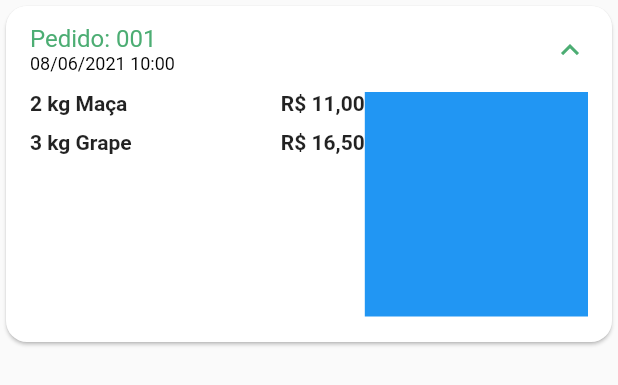
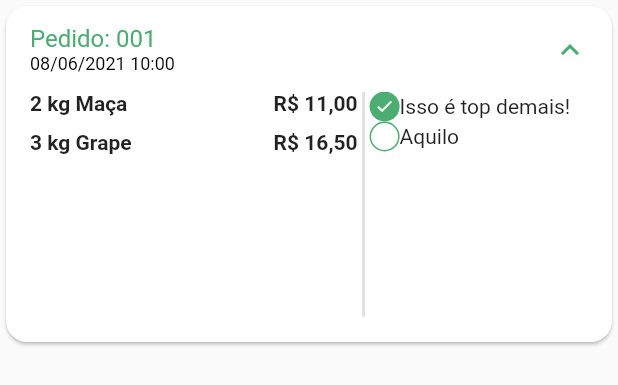
Before and after one commit to mucasantos/quitanda-flutter, a Flutter app: the OrderTile widget shown alone on an empty page, opened directly with sample values from the repository, after a tap on an icon or button, on a phone screen of 412 x 824 dp. Shown: the top 385 px of the screen. Run offline on Flutter 3.47's test engine with Material 2 defaults, Android fonts, the phone set to English and light mode, and no system bars; our stand-ins replace animated_text_kit, badges, mask_text_input_formatter.

Commit message:
Screen Pedidos - Componente DOT

```diff
--- a/lib/config/custom_color.dart
+++ b/lib/config/custom_color.dart
@@ -14,9 +14,9 @@ Map<int, Color> _swatchOpacity = {
 };
 
 abstract class CustomColors {
-  static Color customContrasColor = Color(0xff907071);
-  static Color customAnimatedTextColor = Color(0xfffbdcb0);
-  static Color customCardGreenColor = Color(0xfff60DEB1);
+  static Color customContrasColor = const Color(0xff907071);
+  static Color customAnimatedTextColor = const Color(0xfffbdcb0);
+  static Color customCardGreenColor = const Color(0xff60DEB1);
 
   static MaterialColor customSwatchColor =
       MaterialColor(0xff4CAD73, _swatchOpacity);
--- a/lib/src/models/order_model.dart
+++ b/lib/src/models/order_model.dart
@@ -1,5 +1,4 @@
 import 'package:quitanda/src/models/cart_item_model.dart';
-import 'package:quitanda/src/models/item_model.dart';
 
 class OrderModel {
   String orderId;
--- a/lib/src/pages/auth/sign_in_screen.dart
+++ b/lib/src/pages/auth/sign_in_screen.dart
@@ -1,4 +1,3 @@
-import 'package:animated_text_kit/animated_text_kit.dart';
 import 'package:flutter/material.dart';
 import 'package:quitanda/config/custom_color.dart';
 import 'package:quitanda/src/pages/common_widgets/custom_textfield.dart';
@@ -20,7 +19,7 @@ class SignInScreen extends StatelessWidget {
           width: size.width,
           child: Column(
             children: [
-              HeaderApp(
+              const HeaderApp(
                 imagePath: 'assets/images/login.png',
               ),
               Container(
@@ -49,7 +48,7 @@ class SignInScreen extends StatelessWidget {
                         onPressed: () {
                           Navigator.of(context).pushReplacement(
                               MaterialPageRoute(builder: (ctx) {
-                            return BaseScreen();
+                            return const BaseScreen();
                           }));
                         },
                         child: const Text(
--- a/lib/src/pages/auth/sign_up_Screen.dart
+++ b/lib/src/pages/auth/sign_up_Screen.dart
@@ -1,3 +1,5 @@
+// ignore_for_file: file_names
+
 import 'package:flutter/material.dart';
 
 import 'package:mask_text_input_formatter/mask_text_input_formatter.dart';
--- a/lib/src/pages/base/base_screen.dart
+++ b/lib/src/pages/base/base_screen.dart
@@ -7,7 +7,7 @@ import 'package:quitanda/src/pages/orders/orders_tab.dart';
 import 'package:quitanda/src/pages/profile/profile_tab.dart';
 
 class BaseScreen extends StatefulWidget {
-  BaseScreen({Key? key}) : super(key: key);
+  const BaseScreen({Key? key}) : super(key: key);
 
   @override
   State<BaseScreen> createState() => _BaseScreenState();
--- a/lib/src/pages/cart/cart_tab.dart
+++ b/lib/src/pages/cart/cart_tab.dart
@@ -1,3 +1,5 @@
+// ignore_for_file: library_prefixes
+
 import 'dart:developer';
 
 import 'package:flutter/material.dart';
--- a/lib/src/pages/favorites/favorites_tab.dart
+++ b/lib/src/pages/favorites/favorites_tab.dart
@@ -1,3 +1,5 @@
+// ignore_for_file: library_prefixes
+
 import 'package:flutter/material.dart';
 import 'package:quitanda/config/app_data.dart' as appData;
 import 'package:quitanda/src/pages/home/components/item_tile.dart';
--- a/lib/src/pages/home/components/discount_card.dart
+++ b/lib/src/pages/home/components/discount_card.dart
@@ -22,7 +22,7 @@ class DiscountCard extends StatelessWidget {
                   mainAxisAlignment: MainAxisAlignment.center,
                   crossAxisAlignment: CrossAxisAlignment.center,
                   children: [
-                    Text(
+                    const Text(
                       'Desconto',
                       style: TextStyle(
                         fontSize: 20,
@@ -30,7 +30,7 @@ class DiscountCard extends StatelessWidget {
                         fontWeight: FontWeight.bold,
                       ),
                     ),
-                    Text(
+                    const Text(
                       '25%',
                       style: TextStyle(
                         fontSize: 40,
@@ -38,7 +38,7 @@ class DiscountCard extends StatelessWidget {
                         fontWeight: FontWeight.bold,
                       ),
                     ),
-                    Text(
+                    const Text(
                       'Em todas as frutas',
                       style: TextStyle(
                         fontSize: 12,
@@ -52,7 +52,7 @@ class DiscountCard extends StatelessWidget {
                         height: 20,
                         child: ElevatedButton(
                           onPressed: () {},
-                          child: Text('Ver Todos'),
+                          child: const Text('Ver Todos'),
                         ),
                       ),
                     )
--- a/lib/src/pages/home/home_tab.dart
+++ b/lib/src/pages/home/home_tab.dart
@@ -1,3 +1,5 @@
+// ignore_for_file: library_prefixes
+
 import 'package:badges/badges.dart';
 import 'package:flutter/material.dart';
 import 'package:quitanda/config/app_data.dart' as appData;
@@ -133,7 +135,7 @@ class _HomeTabState extends State<HomeTab> {
                   itemCount: 13,
                   scrollDirection: Axis.horizontal,
                   itemBuilder: ((context, index) {
-                    return DiscountCard();
+                    return const DiscountCard();
                   })),
             ),
           ),
--- a/lib/src/pages/orders/components/order_status_widget.dart
+++ b/lib/src/pages/orders/components/order_status_widget.dart
@@ -0,0 +1,70 @@
+import 'package:flutter/material.dart';
+import 'package:quitanda/config/custom_color.dart';
+
+class OrderStatusWidget extends StatelessWidget {
+  final String status;
+  final bool isOverdue;
+
+  const OrderStatusWidget({
+    Key? key,
+    required this.status,
+    required this.isOverdue,
+  }) : super(key: key);
+
+  @override
+  Widget build(BuildContext context) {
+    return Column(
+      children: [
+        _StatusDot(isActive: true, title: 'Isso é top demais!'),
+        _StatusDot(
+          isActive: false,
+          title: 'Aquilo',
+        ),
+      ],
+    );
+  }
+}
+
+class _StatusDot extends StatelessWidget {
+  final bool isActive;
+  final String title;
+  const _StatusDot({
+    Key? key,
+    required this.isActive,
+    required this.title,
+  }) : super(key: key);
+
+  @override
+  Widget build(BuildContext context) {
+    return Row(
+      //Dot
+      children: [
+        //
+        Container(
+          alignment: Alignment.center,
+          height: 20,
+          width: 20,
+          decoration: BoxDecoration(
+            shape: BoxShape.circle,
+            border: Border.all(
+              color: CustomColors.customSwatchColor,
+            ),
+            color:
+                isActive ? CustomColors.customSwatchColor : Colors.transparent,
+          ),
+          child: isActive
+              ? const Icon(
+                  Icons.check,
+                  size: 13,
+                  color: Colors.white,
+                )
+              : const SizedBox.shrink(),
+        ),
+
+        //Text
+
+        Expanded(child: Text(title)),
+      ],
+    );
+  }
+}
--- a/lib/src/pages/orders/components/order_tile.dart
+++ b/lib/src/pages/orders/components/order_tile.dart
@@ -1,6 +1,7 @@
 import 'package:flutter/material.dart';
 import 'package:quitanda/src/models/cart_item_model.dart';
 import 'package:quitanda/src/models/order_model.dart';
+import 'package:quitanda/src/pages/orders/components/order_status_widget.dart';
 import 'package:quitanda/src/services/util_services.dart';
 
 class OrderTile extends StatelessWidget {
@@ -48,10 +49,17 @@ class OrderTile extends StatelessWidget {
                           );
                         }).toList(),
                       )),
+                  VerticalDivider(
+                    color: Colors.grey.shade300,
+                    thickness: 2,
+                    width: 8,
+                  ),
                   Expanded(
                     flex: 2,
-                    child: Container(
-                      color: Colors.blue,
+                    child: OrderStatusWidget(
+                      status: orderData.status,
+                      isOverdue:
+                          orderData.overdueDateTime.isBefore(DateTime.now()),
                     ),
                   )
                 ],
--- a/lib/src/pages/orders/orders_tab.dart
+++ b/lib/src/pages/orders/orders_tab.dart
@@ -1,3 +1,5 @@
+// ignore_for_file: library_prefixes
+
 import 'package:flutter/material.dart';
 import 'package:quitanda/config/app_data.dart' as appData;
 import 'package:quitanda/src/pages/orders/components/order_tile.dart';
--- a/lib/src/pages/product/product_screen.dart
+++ b/lib/src/pages/product/product_screen.dart
@@ -5,14 +5,13 @@ import 'package:quitanda/src/pages/common_widgets/quantity_widget.dart';
 import 'package:quitanda/src/services/util_services.dart';
 
 class ProductScreen extends StatefulWidget {
+  ItemModel item;
+  bool isFavorite;
   ProductScreen({
     Key? key,
     required this.item,
     required this.isFavorite,
   }) : super(key: key);
-
-  ItemModel item;
-  bool isFavorite;
 
   @override
   State<ProductScreen> createState() => _ProductScreenState();
--- a/lib/src/pages/profile/profile_tab.dart
+++ b/lib/src/pages/profile/profile_tab.dart
@@ -1,3 +1,5 @@
+// ignore_for_file: library_prefixes
+
 import 'package:flutter/material.dart';
 import 'package:quitanda/config/app_data.dart' as appData;
 import 'package:quitanda/config/custom_color.dart';
@@ -141,7 +143,7 @@ class _ProfileTabState extends State<ProfileTab> {
                         onPressed: () {
                           Navigator.of(context).pop();
                         },
-                        icon: Icon(
+                        icon: const Icon(
                           Icons.close,
                         )))
               ],
```
